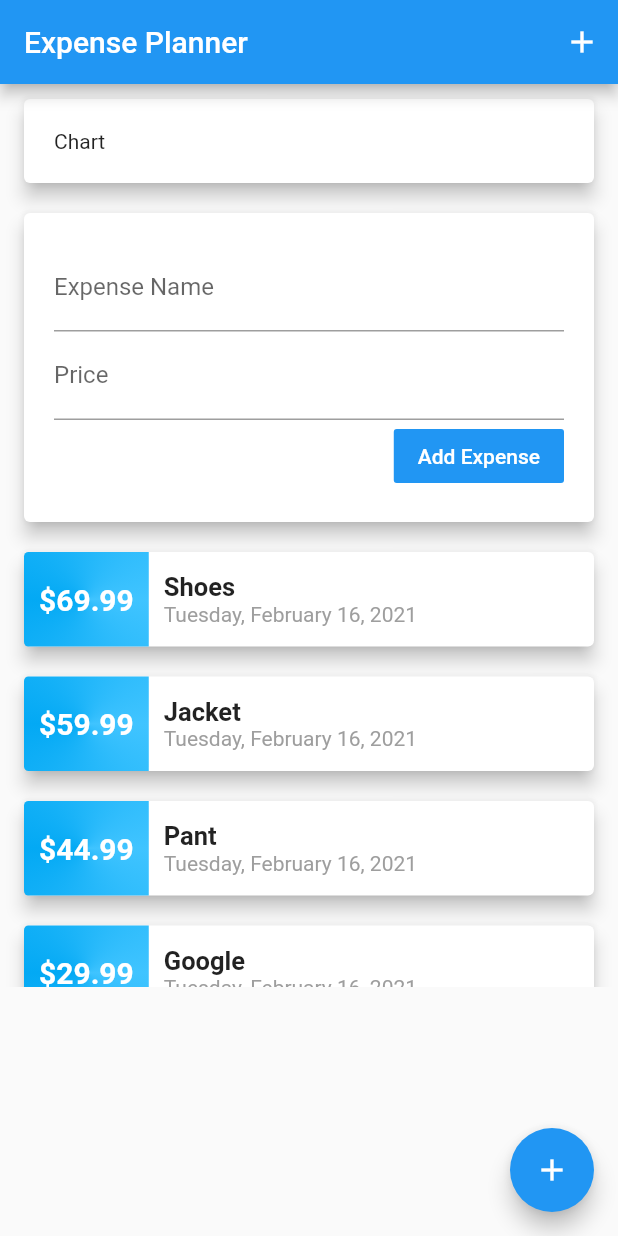
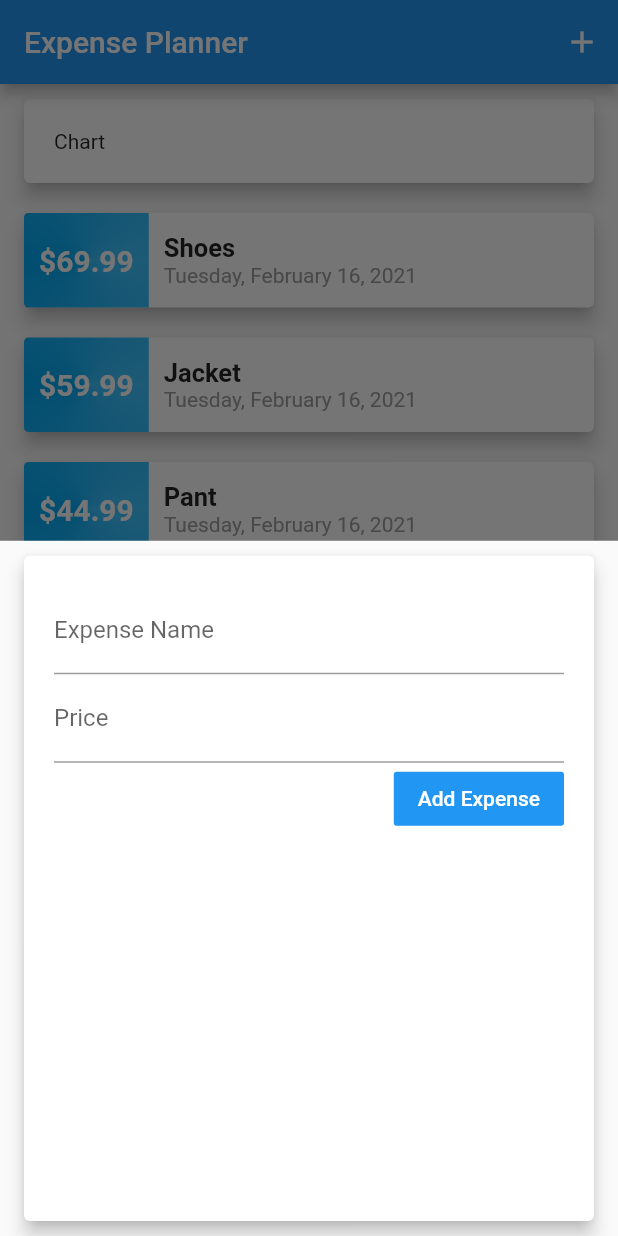
Before and after one commit to bibishan-pandey/expense_planner, a Flutter app: the screen it shows after launch, after a tap on the "add" icon, on a phone screen of 412 x 824 dp. Run offline on Flutter 3.47's test engine with Material 2 defaults, Android fonts, the phone set to English and light mode, and no system bars.

```diff
--- a/lib/main.dart
+++ b/lib/main.dart
@@ -1,6 +1,9 @@
+import 'package:expense_planner/models/transaction.dart';
+import 'package:expense_planner/widgets/add_transaction.dart';
 import 'package:expense_planner/widgets/chart.dart';
-import 'package:expense_planner/widgets/user_transactions.dart';
+import 'package:expense_planner/widgets/transaction_list.dart';
 import 'package:flutter/material.dart';
+import 'package:uuid/uuid.dart';
 
 void main() {
   runApp(App());
@@ -28,7 +31,7 @@ class App extends StatelessWidget {
   }
 }
 
-class _HomePage extends StatelessWidget {
+class _HomePage extends StatefulWidget {
   final String title;
 
   _HomePage({
@@ -36,17 +39,85 @@ class _HomePage extends StatelessWidget {
   });
 
   @override
+  __HomePageState createState() => __HomePageState();
+}
+
+class __HomePageState extends State<_HomePage> {
+  final List<Transaction> _transactions = [
+    Transaction(
+      id: '513c9f180b3934d08ef2a0e7fa5ae96f',
+      title: 'Shoes',
+      amount: 69.99,
+      dateTime: DateTime.now(),
+    ),
+    Transaction(
+      id: 'ce5a1a3d70df73cf83042be491d5f895',
+      title: 'Jacket',
+      amount: 59.99,
+      dateTime: DateTime.now(),
+    ),
+    Transaction(
+      id: '81108597c07f13a51a83417f715a474c',
+      title: 'Pant',
+      amount: 44.99,
+      dateTime: DateTime.now(),
+    ),
+    Transaction(
+      id: '6807198c928eed879f3766d49954e92b',
+      title: 'Google',
+      amount: 29.99,
+      dateTime: DateTime.now(),
+    ),
+    Transaction(
+      id: 'a4be1280e0b263f8acf6bed3a9303959',
+      title: 'Shirt',
+      amount: 19.99,
+      dateTime: DateTime.now(),
+    ),
+  ];
+
+  void _showAddTransactionModal(BuildContext context) {
+    showModalBottomSheet(
+      context: context,
+      builder: (builderContext) {
+        return GestureDetector(
+          onTap: () {},
+          child: AddTransaction(
+            onPressedFunc: _addTransaction,
+          ),
+          behavior: HitTestBehavior.opaque,
+        );
+      },
+    );
+  }
+
+  void _addTransaction(String title, double price) {
+    var uuid = Uuid();
+
+    final newTransaction = Transaction(
+      id: uuid.v4().toString(),
+      title: title,
+      amount: price,
+      dateTime: DateTime.now(),
+    );
+
+    setState(() {
+      _transactions.add(newTransaction);
+    });
+  }
+
+  @override
   Widget build(BuildContext context) {
     return Scaffold(
       appBar: AppBar(
-        title: Text(title),
+        title: Text(widget.title),
         actions: <Widget>[
           IconButton(
             icon: Icon(
               Icons.add,
               color: Colors.white,
             ),
-            onPressed: () {},
+            onPressed: () => _showAddTransactionModal(context),
           ),
         ],
       ),
@@ -54,13 +125,15 @@ class _HomePage extends StatelessWidget {
         child: Column(
           children: <Widget>[
             Chart(),
-            UserTransactions(),
+            TransactionList(
+              transactions: _transactions,
+            ),
           ],
         ),
       ),
       floatingActionButton: FloatingActionButton(
         child: Icon(Icons.add),
-        onPressed: () {},
+        onPressed: () => _showAddTransactionModal(context),
       ),
     );
   }
--- a/lib/widgets/user_transactions.dart
+++ /dev/null
@@ -1,74 +0,0 @@
-import 'package:expense_planner/models/transaction.dart';
-import 'package:expense_planner/widgets/add_transaction.dart';
-import 'package:expense_planner/widgets/transaction_list.dart';
-import 'package:flutter/material.dart';
-import 'package:uuid/uuid.dart';
-
-class UserTransactions extends StatefulWidget {
-  @override
-  _UserTransactionsState createState() => _UserTransactionsState();
-}
-
-class _UserTransactionsState extends State<UserTransactions> {
-  final List<Transaction> _transactions = [
-    Transaction(
-      id: '513c9f180b3934d08ef2a0e7fa5ae96f',
-      title: 'Shoes',
-      amount: 69.99,
-      dateTime: DateTime.now(),
-    ),
-    Transaction(
-      id: 'ce5a1a3d70df73cf83042be491d5f895',
-      title: 'Jacket',
-      amount: 59.99,
-      dateTime: DateTime.now(),
-    ),
-    Transaction(
-      id: '81108597c07f13a51a83417f715a474c',
-      title: 'Pant',
-      amount: 44.99,
-      dateTime: DateTime.now(),
-    ),
-    Transaction(
-      id: '6807198c928eed879f3766d49954e92b',
-      title: 'Google',
-      amount: 29.99,
-      dateTime: DateTime.now(),
-    ),
-    Transaction(
-      id: 'a4be1280e0b263f8acf6bed3a9303959',
-      title: 'Shirt',
-      amount: 19.99,
-      dateTime: DateTime.now(),
-    ),
-  ];
-
-  void _addTransaction(String title, double price) {
-    var uuid = Uuid();
-
-    final newTransaction = Transaction(
-      id: uuid.v4().toString(),
-      title: title,
-      amount: price,
-      dateTime: DateTime.now(),
-    );
-
-    setState(() {
-      _transactions.add(newTransaction);
-    });
-  }
-
-  @override
-  Widget build(BuildContext context) {
-    return Column(
-      children: <Widget>[
-        AddTransaction(
-          onPressedFunc: _addTransaction,
-        ),
-        TransactionList(
-          transactions: _transactions,
-        ),
-      ],
-    );
-  }
-}
```
